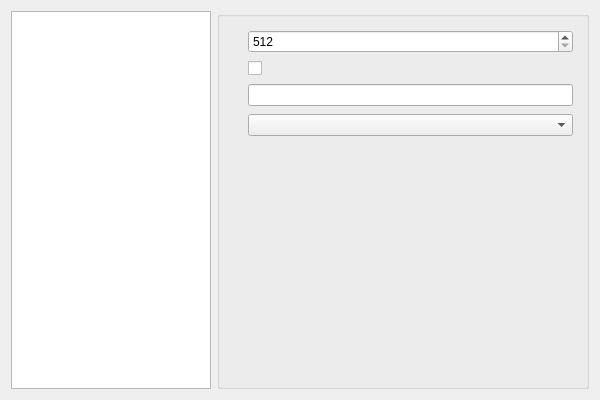
This is org.nickvision.tubeconverter.qt/src/views/settingsdialog.ui in NickvisionApps/Parabolic as Qt 5 draws it before an edit. The edited form follows.
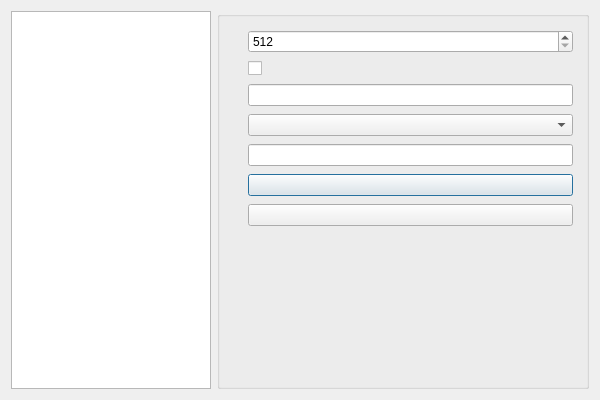
This is the edited form. Icons and pictures are not drawn.

Commit message: All - Allow Cookies File Option Again + Disallow Cookies Browser on Sandboxed Platforms

```diff
--- a/org.nickvision.tubeconverter.qt/src/views/settingsdialog.ui
+++ b/org.nickvision.tubeconverter.qt/src/views/settingsdialog.ui
@@ -186,6 +186,27 @@
            <widget class="QLabel" name="lblCookiesBrowser"/>
           </item>
           <item row="4" column="1">
+           <widget class="QLineEdit" name="txtCookiesFile">
+            <property name="readOnly">
+             <bool>true</bool>
+            </property>
+           </widget>
+          </item>
+          <item row="5" column="1">
+           <widget class="QPushButton" name="btnSelectCookiesFile">
+            <property name="icon">
+             <iconset theme="document-open"/>
+            </property>
+           </widget>
+          </item>
+          <item row="6" column="1">
+           <widget class="QPushButton" name="btnClearCookiesFile">
+            <property name="icon">
+             <iconset theme="edit-clear"/>
+            </property>
+           </widget>
+          </item>
+          <item row="7" column="1">
            <spacer name="verticalSpacer_3">
             <property name="orientation">
              <enum>Qt::Orientation::Vertical</enum>
```
Left out of the diff: 9 changed lines with no effect on the pictures. The commit also changes 48 other files.
